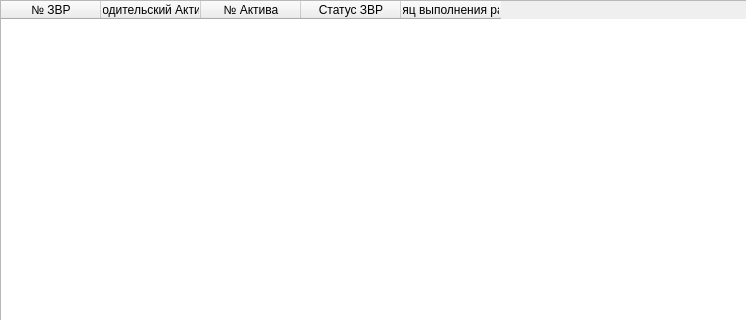
Above: interface/Annual_volume_planning.ui from Graf35/Planning-project before the change; both pictures show x 0 to 746 and y 0 to 320 of the 1500 by 639 pixel window. Below: the same form after it.
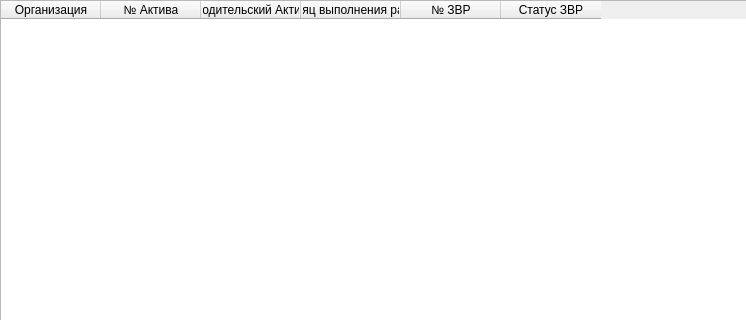
That is the form after the change.

Commit message: Изменена таблица главного окна

```diff
--- a/interface/Annual_volume_planning.ui
+++ b/interface/Annual_volume_planning.ui
@@ -69,16 +69,11 @@
      <enum>Qt::NoPen</enum>
     </property>
     <property name="columnCount">
-     <number>5</number>
+     <number>6</number>
     </property>
     <column>
      <property name="text">
-      <string>№ ЗВР</string>
-     </property>
-    </column>
-    <column>
-     <property name="text">
-      <string>Родительский Актив</string>
+      <string>Организация</string>
      </property>
     </column>
     <column>
@@ -88,7 +83,7 @@
     </column>
     <column>
      <property name="text">
-      <string>Статус ЗВР</string>
+      <string>Родительский Актив</string>
      </property>
     </column>
     <column>
@@ -96,6 +91,16 @@
       <string>Месяц выполнения работ</string>
      </property>
     </column>
+    <column>
+     <property name="text">
+      <string>№ ЗВР</string>
+     </property>
+    </column>
+    <column>
+     <property name="text">
+      <string>Статус ЗВР</string>
+     </property>
+    </column>
    </widget>
   </widget>
   <widget class="QMenuBar" name="menubar">
```
The commit also changes 1 other file.
